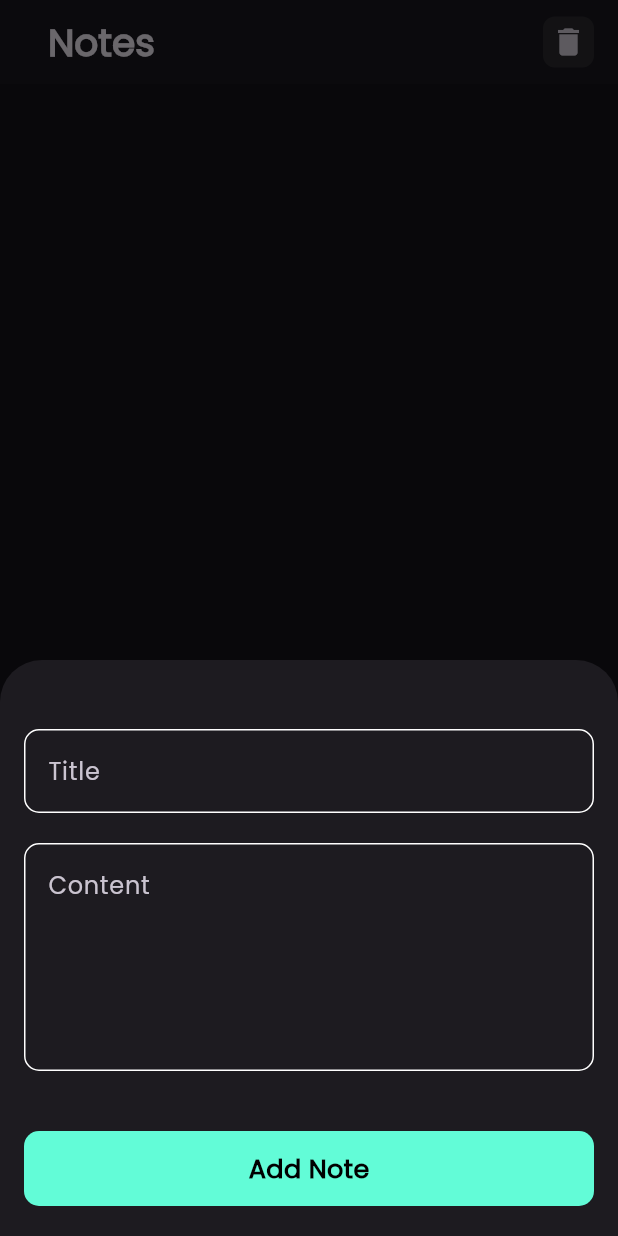
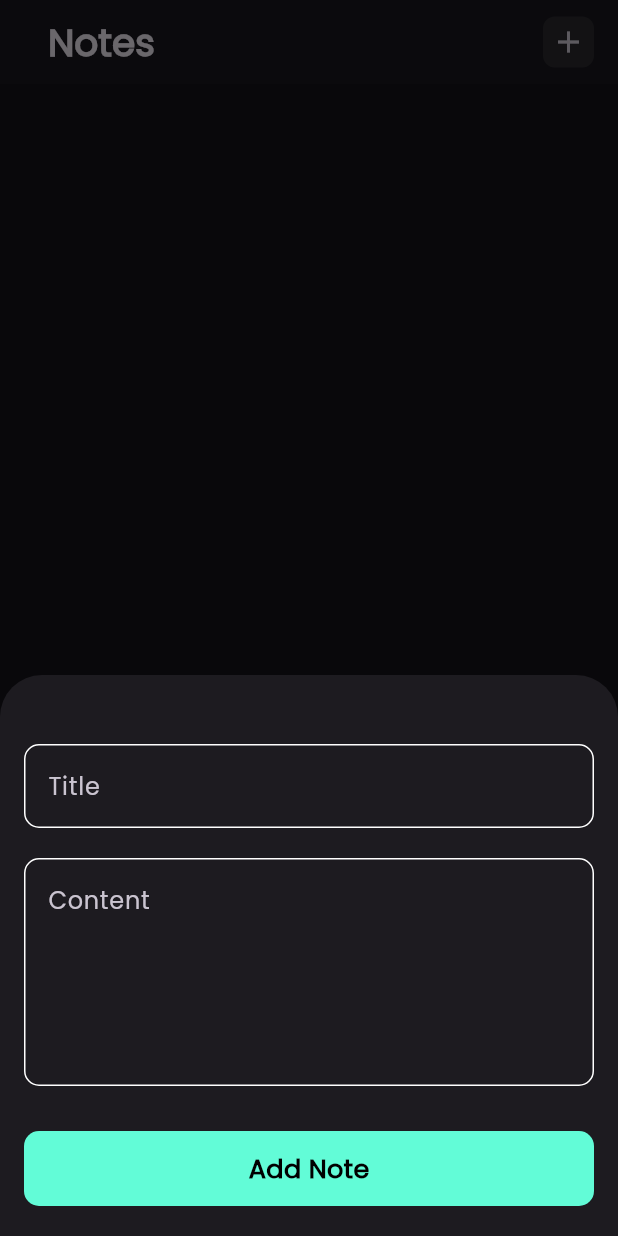
Before and after one commit to mohamedmagdy2301/notes_app, a Flutter app: the screen it shows after launch, after a tap on the "add" icon, on a phone screen of 412 x 824 dp. Run offline on Flutter 3.47's test engine with Material 3 defaults, Android fonts, the phone set to English and light mode, and no system bars; our stand-ins replace bloc, flutter_bloc, hive, hive_flutter; accounts and stored records are empty.

Commit message:
finish edit note

```diff
--- a/lib/cubits/delete_note_cubit/delete_note_state.dart
+++ /dev/null
@@ -1,6 +0,0 @@
-part of 'delete_note_cubit.dart';
-
-@immutable
-sealed class DeleteNoteState {}
-
-final class DeleteNoteInitial extends DeleteNoteState {}
--- a/lib/cubits/edit_note_cubit/edit_note_state.dart
+++ /dev/null
@@ -1,6 +0,0 @@
-part of 'edit_note_cubit.dart';
-
-@immutable
-sealed class EditNoteState {}
-
-final class EditNoteInitial extends EditNoteState {}
--- a/lib/models/note_model.dart
+++ b/lib/models/note_model.dart
@@ -5,13 +5,13 @@
 @HiveType(typeId: 32)
 class NoteModel extends HiveObject {
   @HiveField(0)
-  final String title;
+  String title;
   @HiveField(1)
-  final String subTitle;
+  String subTitle;
   @HiveField(2)
   final String date;
   @HiveField(3)
-  final int color;
+  int color;
   NoteModel({
     required this.title,
     required this.subTitle,
--- a/lib/views/notes_view.dart
+++ b/lib/views/notes_view.dart
@@ -1,9 +1,10 @@
 import 'package:flutter/material.dart';
 import 'package:flutter_bloc/flutter_bloc.dart';
+import 'package:notes_app/cubits/add_note_cubit/add_note_cubit.dart';
 import 'package:notes_app/cubits/view_note_cubit/view_note_cubit.dart';
+import 'package:notes_app/views/widgets/add_note_bottom_sheet.dart';
 import 'package:notes_app/views/widgets/customer_appbar.dart';
 import 'package:notes_app/views/widgets/customer_list_body.dart';
-import 'package:notes_app/views/widgets/floating_button_add_note_item.dart';
 
 class NotesView extends StatelessWidget {
   const NotesView({super.key});
@@ -11,21 +12,23 @@
   @override
   Widget build(BuildContext context) {
     var notesBlocProvider = BlocProvider.of<ViewNoteCubit>(context);
+
     return BlocBuilder<ViewNoteCubit, ViewNoteState>(
       builder: (context, state) {
         return Scaffold(
-          floatingActionButton: const FloatingButtonAddNoteItem(),
           appBar: CustomerAppBar(
             titleAppBar: 'Notes',
-            iconAppBar: Icons.delete,
+            iconAppBar: Icons.add,
             onTap: () {
-              notesBlocProvider.notes = [];
-              notesBlocProvider.getNote();
-              ScaffoldMessenger.of(context).showSnackBar(
-                const SnackBar(
-                  content: Text('All notes deleted successfully ✅'),
-                ),
-              );
+              showModalBottomSheet(
+                  isScrollControlled: true,
+                  context: context,
+                  builder: (context) {
+                    return BlocProvider<AddNoteCubit>(
+                      create: (context) => AddNoteCubit(),
+                      child: const AddNoteBottomSheet(),
+                    );
+                  });
             },
           ),
           body: CustomerListBody(notes: notesBlocProvider.notes ?? []),
--- a/lib/views/widgets/add_note_form.dart
+++ b/lib/views/widgets/add_note_form.dart
@@ -20,6 +20,7 @@
   final GlobalKey<FormState> formKey = GlobalKey<FormState>();
   AutovalidateMode autovalidateMode = AutovalidateMode.disabled;
   String? title, subTitle;
+  Color? color = const Color.fromARGB(255, 255, 187, 68);
   @override
   Widget build(BuildContext context) {
     return Form(
@@ -42,7 +43,8 @@
               onSaved: (value) {
                 subTitle = value;
               }),
-          const SizedBox(height: 40),
+          const SizedBox(height: 15),
+          const SizedBox(height: 15),
           BlocBuilder<AddNoteCubit, AddNoteState>(
             builder: (context, state) {
               return CustomerElevatedButtonInBottomSheet(
@@ -68,7 +70,7 @@
         title: title!,
         subTitle: subTitle!,
         date: formattedDate,
-        color: const Color.fromARGB(255, 255, 187, 68).value,
+        color: color!.value,
       );
       BlocProvider.of<AddNoteCubit>(context).addNote(noteModel);
     } else {
--- a/lib/views/widgets/customer_list_body.dart
+++ b/lib/views/widgets/customer_list_body.dart
@@ -1,3 +1,5 @@
+import 'dart:developer';
+
 import 'package:flutter/material.dart';
 import 'package:flutter_bloc/flutter_bloc.dart';
 import 'package:notes_app/cubits/view_note_cubit/view_note_cubit.dart';
@@ -17,6 +19,8 @@
   @override
   void initState() {
     BlocProvider.of<ViewNoteCubit>(context).getNote();
+    log(BlocProvider.of<ViewNoteCubit>(context).notes.toString());
+
     super.initState();
   }
 
--- a/lib/views/widgets/customer_note_item.dart
+++ b/lib/views/widgets/customer_note_item.dart
@@ -19,7 +19,7 @@
           context,
           MaterialPageRoute(
             builder: (context) {
-              return const EditNoteView();
+              return EditNoteView(noteModel: noteModel);
             },
           ),
         );
--- a/lib/views/widgets/customer_text_field.dart
+++ b/lib/views/widgets/customer_text_field.dart
@@ -7,14 +7,16 @@
     required this.title,
     required this.maxLines,
     this.onSaved,
+    this.onChanged,
   });
   final String title;
   final int maxLines;
-  final void Function(String?)? onSaved;
+  final void Function(String?)? onSaved, onChanged;
 
   @override
   Widget build(BuildContext context) {
     return TextFormField(
+      onChanged: onChanged,
       validator: (value) {
         if (value?.isEmpty ?? true) {
           return 'field is required';
```
Also changed, not shown: lib/cubits/delete_note_cubit/delete_note_cubit.dart (deleted, +0 -10 lines), lib/cubits/edit_note_cubit/edit_note_cubit.dart (deleted, +0 -10 lines), lib/views/edit_note_view.dart (+51 -5 lines), lib/views/widgets/customer_body_edit_view.dart (deleted, +0 -22 lines).
